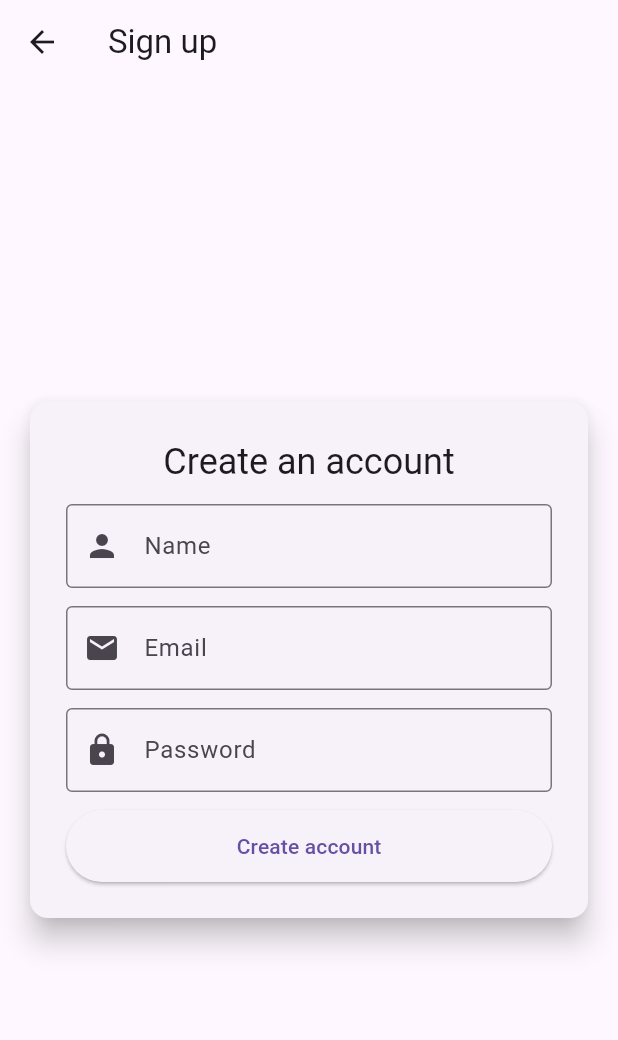
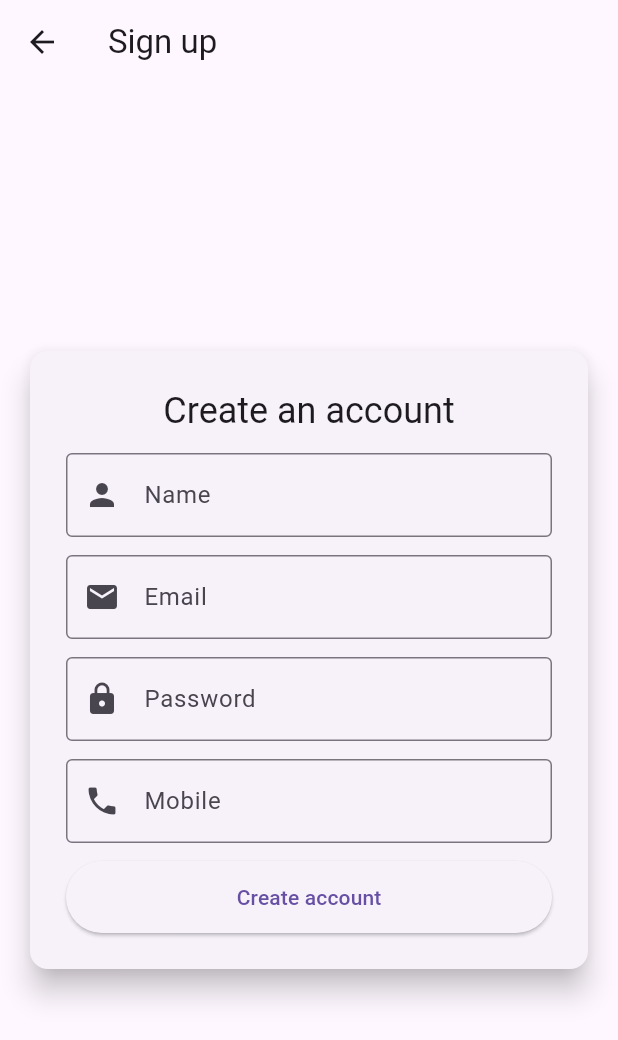
Before and after one commit to Nihil007/flutter_learning, a Flutter app: the screen it shows after launch, after a tap on "Login", after a tap on "Sign up", on a phone screen of 412 x 824 dp. Shown: the top 1040 px of the screen. Run offline on Flutter 3.47's test engine with Material 3 defaults, Android fonts, the light colour scheme and no system bars; our stand-ins replace shared_preferences.

Commit message:
added mobile num login

```diff
--- a/Task1/app/lib/screens/login_page.dart
+++ b/Task1/app/lib/screens/login_page.dart
@@ -12,7 +12,7 @@ class LoginPage extends StatefulWidget {
 }
 
 class _LoginPageState extends State<LoginPage> {
-  final _emailCtrl = TextEditingController();
+  final _identifierCtrl = TextEditingController(); // email or mobile
   final _passCtrl = TextEditingController();
   bool _loading = false;
   String? _error;
@@ -23,18 +23,20 @@ class _LoginPageState extends State<LoginPage> {
       _error = null;
     });
 
-    final email = _emailCtrl.text.trim();
+    final identifier = _identifierCtrl.text.trim(); // email OR mobile
     final pass = _passCtrl.text;
 
-    if (email.isEmpty || pass.isEmpty) {
+    if (identifier.isEmpty || pass.isEmpty) {
       setState(() {
         _loading = false;
-        _error = 'Please enter email and password';
+        _error = 'Please enter email/mobile and password';
       });
       return;
     }
 
-    final resp = await ApiService.login(email, pass);
+    // backend accepts "identifier"
+    final resp = await ApiService.login(identifier, pass);
+
     setState(() {
       _loading = false;
     });
@@ -54,7 +56,6 @@ class _LoginPageState extends State<LoginPage> {
   }
 
   void _forgotPassword() {
-    // Dummy for now
     ScaffoldMessenger.of(context).showSnackBar(
       const SnackBar(content: Text('Forgot password pressed — dummy for now.')),
     );
@@ -62,8 +63,6 @@ class _LoginPageState extends State<LoginPage> {
 
   @override
   Widget build(BuildContext context) {
-    // Use narrower max width for mobile-like screens,
-    // allow slightly wider on web by checking kIsWeb or screen width.
     final screenWidth = MediaQuery.of(context).size.width;
     final maxWidth = kIsWeb ? (screenWidth > 900 ? 540.0 : 420.0) : 420.0;
 
@@ -77,16 +76,21 @@ class _LoginPageState extends State<LoginPage> {
             const SizedBox(height: 8),
             Text('Welcome back', style: Theme.of(context).textTheme.headlineSmall),
             const SizedBox(height: 16),
+
+            // IDENTIFIER FIELD
             TextField(
-              controller: _emailCtrl,
-              keyboardType: TextInputType.emailAddress,
+              controller: _identifierCtrl,
+              keyboardType: TextInputType.text,
               decoration: const InputDecoration(
-                labelText: 'Email',
+                labelText: 'Email or Mobile',
                 border: OutlineInputBorder(),
-                prefixIcon: Icon(Icons.email),
+                prefixIcon: Icon(Icons.person),
               ),
             ),
+
             const SizedBox(height: 12),
+
+            // PASSWORD
             TextField(
               controller: _passCtrl,
               obscureText: true,
@@ -96,30 +100,40 @@ class _LoginPageState extends State<LoginPage> {
                 prefixIcon: Icon(Icons.lock),
               ),
             ),
+
             const SizedBox(height: 12),
+
             if (_error != null) ...[
               Text(_error!, style: const TextStyle(color: Colors.red)),
               const SizedBox(height: 8),
             ],
+
             SizedBox(
               width: double.infinity,
               child: _loading
-                  ? const Center(child: Padding(
+                  ? const Padding(
                       padding: EdgeInsets.symmetric(vertical: 12),
-                      child: CircularProgressIndicator(),
-                    ))
+                      child: Center(child: CircularProgressIndicator()),
+                    )
                   : ElevatedButton(
                       onPressed: _login,
-                      style: ElevatedButton.styleFrom(padding: const EdgeInsets.symmetric(vertical: 14)),
+                      style: ElevatedButton.styleFrom(
+                        padding: const EdgeInsets.symmetric(vertical: 14),
+                      ),
                       child: const Text('Login'),
                     ),
             ),
+
             const SizedBox(height: 8),
+
             Row(
               mainAxisAlignment: MainAxisAlignment.spaceBetween,
               children: [
                 TextButton(
-                  onPressed: () => Navigator.push(context, MaterialPageRoute(builder: (_) => const RegisterPage())),
+                  onPressed: () {
+                    Navigator.push(context,
+                      MaterialPageRoute(builder: (_) => const RegisterPage()));
+                  },
                   child: const Text('Sign up'),
                 ),
                 TextButton(
@@ -128,10 +142,6 @@ class _LoginPageState extends State<LoginPage> {
                 ),
               ],
             ),
-            // const SizedBox(height: 6),
-            // // Helpful small hint
-            // Text('Running on: ${kIsWeb ? "Web (localhost)" : "Android emulator (10.0.2.2)"}',
-            //     style: Theme.of(context).textTheme.bodySmall),
           ],
         ),
       ),
--- a/Task1/app/lib/screens/register_page.dart
+++ b/Task1/app/lib/screens/register_page.dart
@@ -12,6 +12,7 @@ class _RegisterPageState extends State<RegisterPage> {
   final _nameCtrl = TextEditingController();
   final _emailCtrl = TextEditingController();
   final _passCtrl = TextEditingController();
+  final _mobileCtrl = TextEditingController();
   bool _loading = false;
   String? _error;
   String? _success;
@@ -25,9 +26,10 @@ class _RegisterPageState extends State<RegisterPage> {
 
     final name = _nameCtrl.text.trim();
     final email = _emailCtrl.text.trim();
+    final mobile = _mobileCtrl.text.trim();
     final pass = _passCtrl.text;
 
-    if (name.isEmpty || email.isEmpty || pass.isEmpty) {
+    if (name.isEmpty || email.isEmpty || mobile.isEmpty || pass.isEmpty) {
       setState(() {
         _loading = false;
         _error = 'Please fill all fields';
@@ -43,7 +45,7 @@ class _RegisterPageState extends State<RegisterPage> {
       return;
     }
 
-    final resp = await ApiService.register(name, email, pass);
+    final resp = await ApiService.register(name, email, mobile, pass);
     setState(() {
       _loading = false;
     });
@@ -82,6 +84,8 @@ class _RegisterPageState extends State<RegisterPage> {
             const SizedBox(height: 12),
             TextField(controller: _passCtrl, obscureText: true, decoration: const InputDecoration(labelText: 'Password', border: OutlineInputBorder(), prefixIcon: Icon(Icons.lock))),
             const SizedBox(height: 12),
+            TextField(controller: _mobileCtrl, keyboardType: TextInputType.phone,  decoration: InputDecoration(labelText: 'Mobile', border: OutlineInputBorder(), prefixIcon: Icon(Icons.phone))),
+            const SizedBox(height: 12),
             if (_error != null) ...[
               Text(_error!, style: const TextStyle(color: Colors.red)),
               const SizedBox(height: 8),
```
Also changed, not shown: Task1/app/lib/services/api_service.dart (+5 -6 lines), 2 other files.
